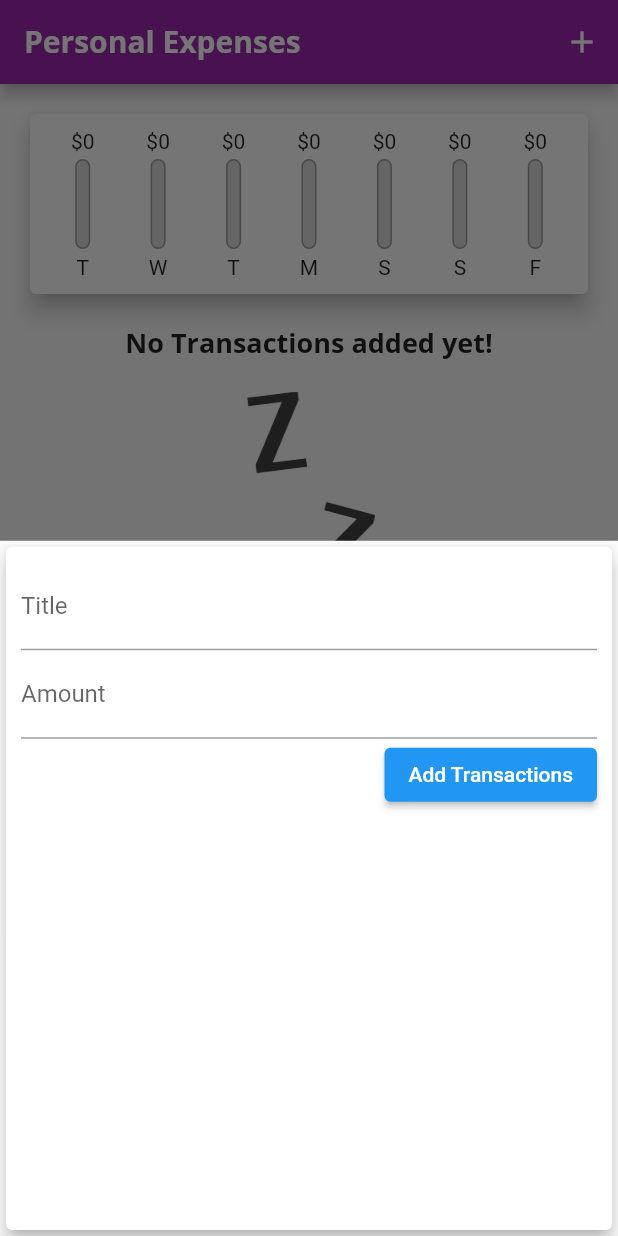
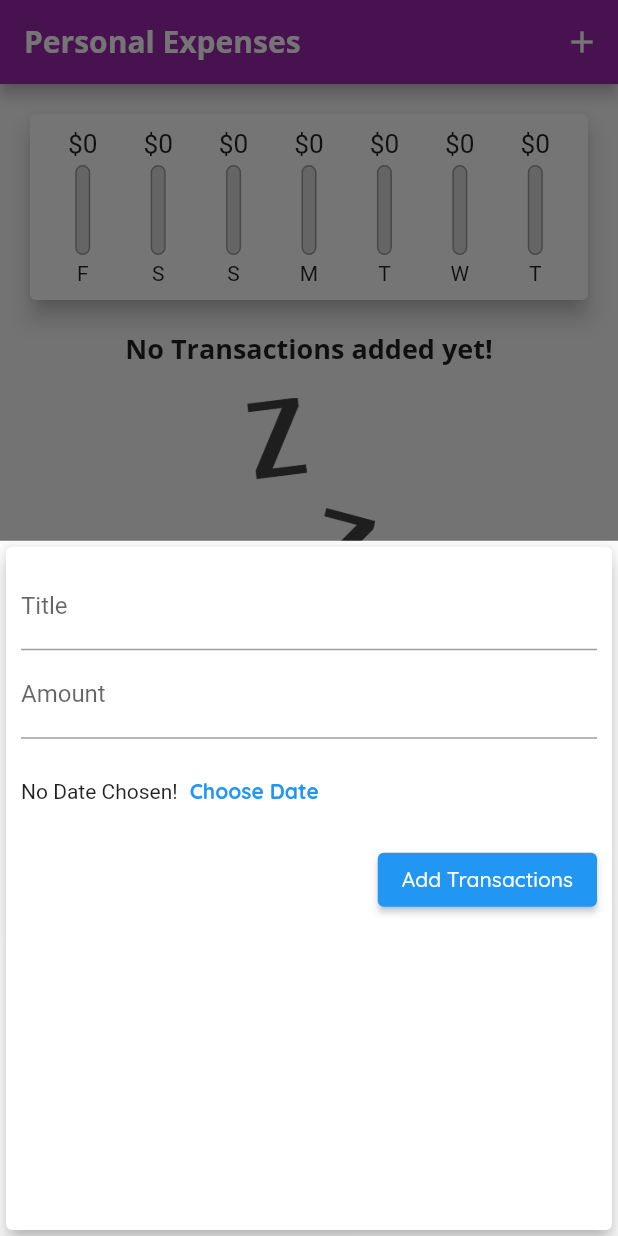
Before and after one commit to anggoroeko/combining_widgets, a Flutter app: the screen it shows after launch, after a tap on the "add" icon, on a phone screen of 412 x 824 dp. Run offline on Flutter 3.47's test engine with Material 2 defaults, Android fonts, the phone set to English and light mode, and no system bars.

Commit message:
add date picker

```diff
--- a/lib/main.dart
+++ b/lib/main.dart
@@ -26,15 +26,17 @@ class MyApp extends StatelessWidget {
               titleLarge: TextStyle(
                   fontFamily: 'OpenSans',
                   fontWeight: FontWeight.bold,
-                  fontSize: 18)),
+                  fontSize: 18),
+              labelLarge: TextStyle(color: Colors.white)),
           appBarTheme: AppBarTheme(
               titleTextStyle: ThemeData.light()
                   .textTheme
                   .copyWith(
-                      titleLarge: TextStyle(
-                          fontFamily: 'OpenSans',
-                          fontSize: 20,
-                          fontWeight: FontWeight.bold))
+                    titleLarge: TextStyle(
+                        fontFamily: 'OpenSans',
+                        fontSize: 20,
+                        fontWeight: FontWeight.bold),
+                  )
                   .titleLarge)),
       home: MyHomePage(),
     );
--- a/lib/widgets/chart.dart
+++ b/lib/widgets/chart.dart
@@ -33,7 +33,7 @@ class Chart extends StatelessWidget {
         'day': DateFormat.E().format(weekDay).substring(0, 1),
         'amount': totalSum
       };
-    });
+    }).reversed.toList();
   }
 
   double get totalSpending {
--- a/lib/widgets/chart_bar.dart
+++ b/lib/widgets/chart_bar.dart
@@ -14,7 +14,10 @@ class ChartBar extends StatelessWidget {
   Widget build(BuildContext context) {
     return Column(
       children: [
-        FittedBox(child: Text('\$${spendingAmount.toStringAsFixed(0)}')),
+        Container(
+            height: 20,
+            child: FittedBox(
+                child: Text('\$${spendingAmount.toStringAsFixed(0)}'))),
         SizedBox(
           height: 4,
         ),
--- a/lib/widgets/new_transactions.dart
+++ b/lib/widgets/new_transactions.dart
@@ -56,12 +56,31 @@ class _NewTransactionState extends State<NewTransaction> {
               onSubmitted: (_) =>
                   submitData(), //::FOR HAVING TO SEND IT, BUT IT WAS MADE ANONYMOUS
             ),
+            Container(
+              height: 70,
+              child: Row(
+                children: [
+                  Text('No Date Chosen!'),
+                  TextButton(
+                    onPressed: () {},
+                    child: Text(
+                      'Choose Date',
+                      style: TextStyle(fontWeight: FontWeight.bold),
+                    ),
+                    style: TextButton.styleFrom(
+                        foregroundColor: Theme.of(context).primaryColor),
+                  )
+                ],
+              ),
+            ),
             ElevatedButton(
-              onPressed: submitData,
-              child: Text('Add Transactions'),
-              style: ElevatedButton.styleFrom(
-                  backgroundColor: Colors.blue, foregroundColor: Colors.white),
-            )
+                onPressed: submitData,
+                child: Text('Add Transactions'),
+                style: ElevatedButton.styleFrom(
+                  backgroundColor: Theme.of(context).primaryColor,
+                  foregroundColor:
+                      Theme.of(context).textTheme.labelLarge?.color,
+                ))
           ],
         ),
       ),
```
Also changed, not shown: lib/widgets/transaction_list.dart (+16 -31 lines).
